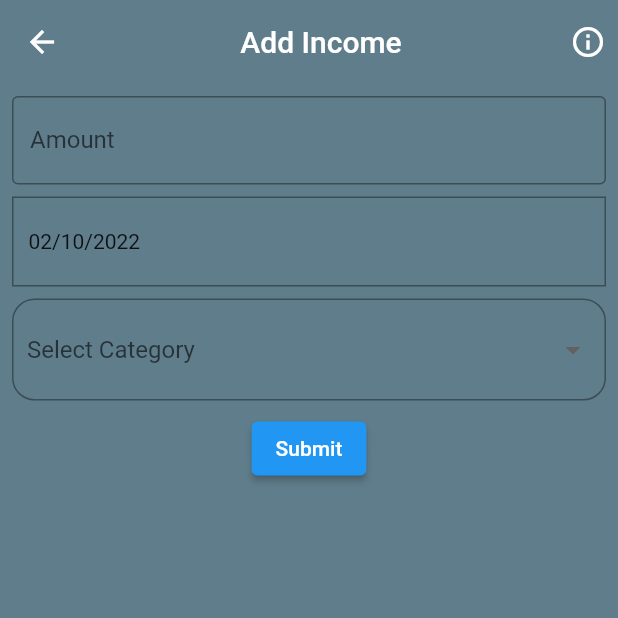
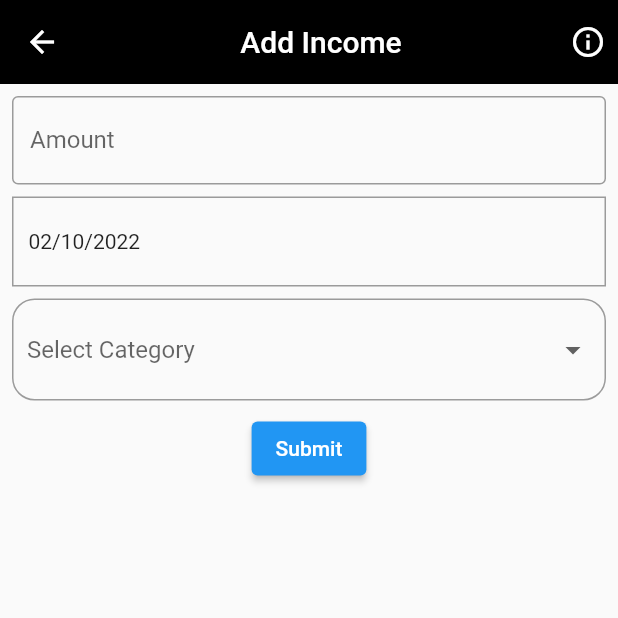
Before and after one commit to SouravPall/linn_books, a Flutter app: the IncomePage screen opened by its route, on a phone screen of 412 x 824 dp, the top half of it. Run offline on Flutter 3.47's test engine with Material 2 defaults, Android fonts, the phone set to English and light mode, and no system bars; our stand-ins replace sqflite; accounts and stored records are empty.

```diff
--- a/lib/db/dbhelper.dart
+++ b/lib/db/dbhelper.dart
@@ -3,7 +3,7 @@ import 'package:sqflite/sqflite.dart';
 import '../models/Income_model.dart';
 
 class DBHelper {
-  static  String createTableIncome = '''
+  static  var createTableIncome = '''
   create table $tableIncome(
   $tableIncomeColId integer primary key,
   $tableIncomeColNote text,
--- a/lib/pages/Income_page.dart
+++ b/lib/pages/Income_page.dart
@@ -16,13 +16,6 @@ class IncomePage extends StatefulWidget {
 }
 
 class _IncomePageState extends State<IncomePage> {
-  // List dropDownListData = [
-  //   {'title': 'Allowance', 'value': '1'},
-  //   {'title': 'Tips', 'value': '2'},
-  //   {'title': 'Other Income', 'value': '3'},
-  //   {'title': 'Salary', 'value': '4'},
-  //   {'title': 'Pretty cash', 'value': '5'},
-  // ];
   final items = ['Allowance', 'Tips', 'Other', 'Salary', 'Pretty cash'];
   String? defaultValue;
   final TextEditingController _amountController = TextEditingController();
@@ -31,9 +24,9 @@ class _IncomePageState extends State<IncomePage> {
   @override
   Widget build(BuildContext context) {
     return Scaffold(
-      backgroundColor: Colors.blueGrey,
+
       appBar: AppBar(
-        backgroundColor: Colors.transparent,
+        backgroundColor: Colors.black,
         elevation: 0,
         title: const Center(child: Text('Add Income')),
         centerTitle: true,
```
Also changed, not shown: lib/pages/home_page.dart (+33 -5 lines).
